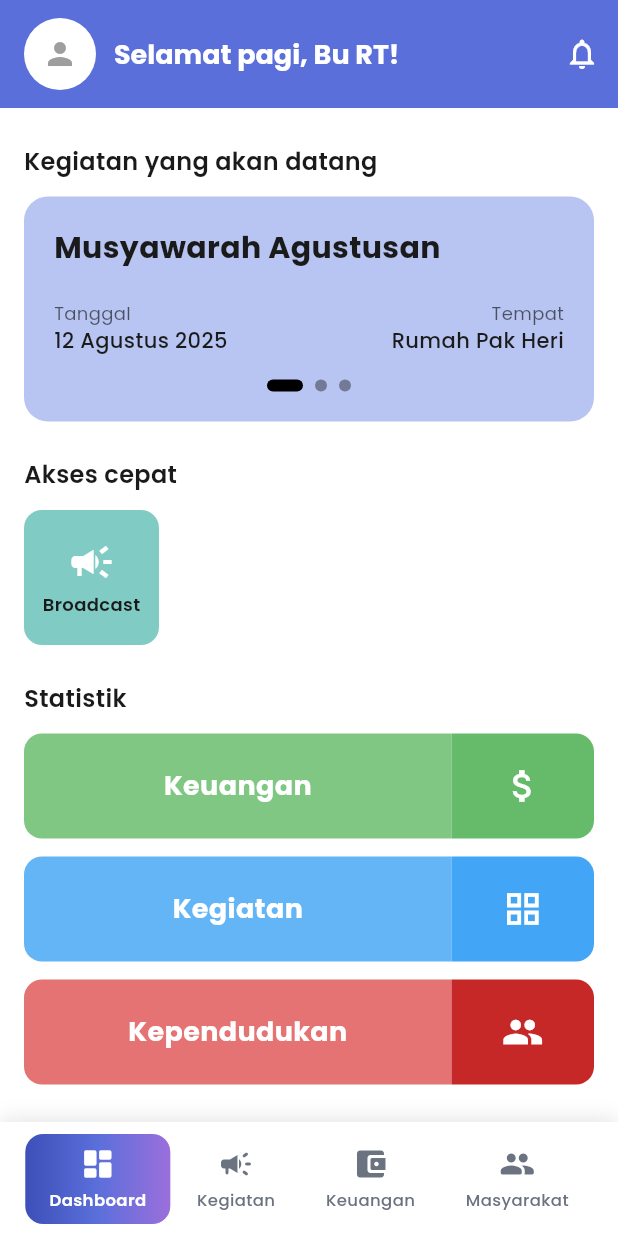
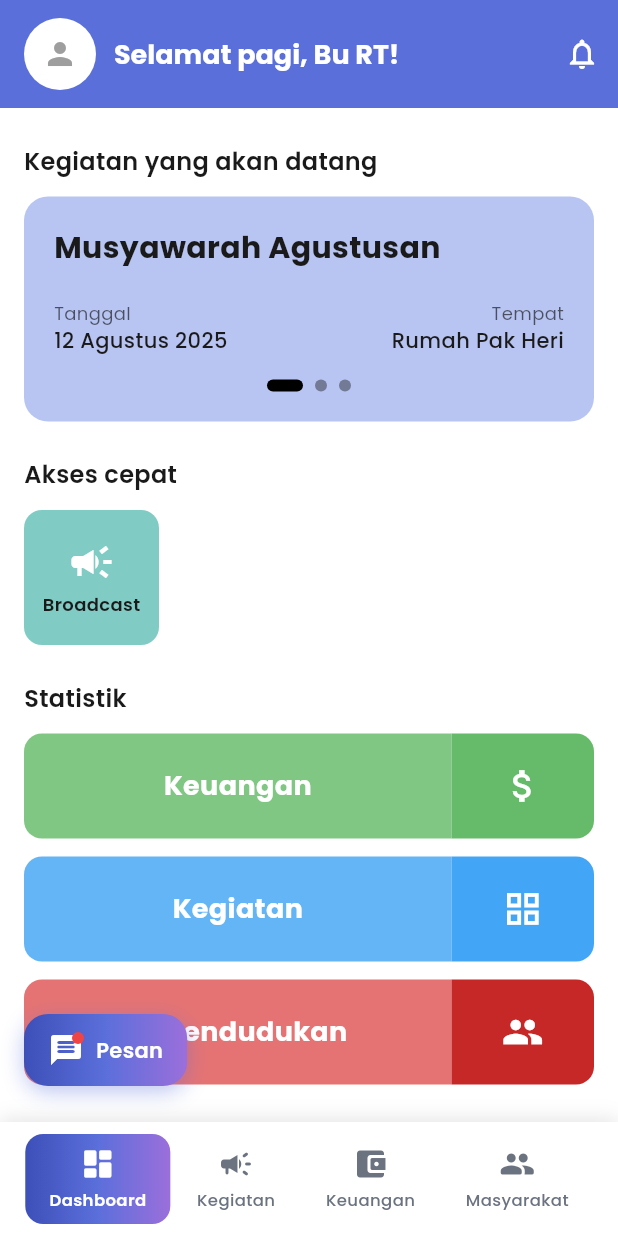
Before and after one commit to Ruphasa/Pentagram, a Flutter app: the MainPage screen opened directly, on a phone screen of 412 x 824 dp. Run offline on Flutter 3.47's test engine with Material 3 defaults, Android fonts, the phone set to English and light mode, and no system bars; our stand-ins replace firebase_core, google_fonts; accounts and stored records are empty.

Commit message:
Feat : connect page with pesan

```diff
--- a/lib/pages/main_page.dart
+++ b/lib/pages/main_page.dart
@@ -4,6 +4,7 @@ import 'package:pentagram/pages/activity_broadcast/activity_view.dart';
 import 'package:pentagram/pages/keuangan/pemasukan_page.dart';
 import 'package:pentagram/utils/app_colors.dart';
 import 'package:pentagram/pages/masyarakat/masyarakat_page.dart';
+import 'package:pentagram/pages/pesan/pesan_warga_page.dart';
 
 class MainPage extends StatefulWidget {
   const MainPage({super.key});
@@ -29,6 +30,73 @@ class _MainPageState extends State<MainPage> {
         index: _currentIndex,
         children: _pages,
       ),
+      floatingActionButton: Container(
+        margin: const EdgeInsets.only(bottom: 8),
+        decoration: BoxDecoration(
+          gradient: AppColors.primaryGradient,
+          borderRadius: BorderRadius.circular(16),
+          boxShadow: [
+            BoxShadow(
+              color: AppColors.primary.withOpacity(0.4),
+              blurRadius: 12,
+              offset: const Offset(0, 4),
+            ),
+          ],
+        ),
+        child: Material(
+          color: Colors.transparent,
+          child: InkWell(
+            onTap: () {
+              Navigator.push(
+                context,
+                MaterialPageRoute(
+                  builder: (context) => const PesanWargaPage(),
+                ),
+              );
+            },
+            borderRadius: BorderRadius.circular(16),
+            child: Container(
+              padding: const EdgeInsets.symmetric(horizontal: 16, vertical: 12),
+              child: Row(
+                mainAxisSize: MainAxisSize.min,
+                children: [
+                  Stack(
+                    children: [
+                      const Icon(
+                        Icons.message_rounded,
+                        color: AppColors.textOnPrimary,
+                        size: 24,
+                      ),
+                      Positioned(
+                        right: 0,
+                        top: 0,
+                        child: Container(
+                          width: 8,
+                          height: 8,
+                          decoration: const BoxDecoration(
+                            color: AppColors.error,
+                            shape: BoxShape.circle,
+                          ),
+                        ),
+                      ),
+                    ],
+                  ),
+                  const SizedBox(width: 8),
+                  const Text(
+                    'Pesan',
+                    style: TextStyle(
+                      color: AppColors.textOnPrimary,
+                      fontSize: 14,
+                      fontWeight: FontWeight.w600,
+                    ),
+                  ),
+                ],
+              ),
+            ),
+          ),
+        ),
+      ),
+      floatingActionButtonLocation: FloatingActionButtonLocation.startFloat,
       bottomNavigationBar: Container(
         decoration: const BoxDecoration(
           color: AppColors.background,
```
Also changed, not shown: lib/pages/pesan/pesan_warga_page.dart (added, +358 -0 lines), pubspec.lock.
